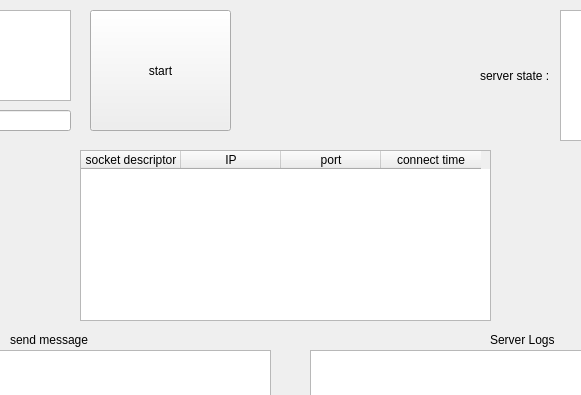
lsh9672/Qt_tcp_socket, file ThreadSocketServer/mainwindow.ui: the form before one commit; both pictures show x 180 to 761 and y 0 to 395 of the 948 by 732 pixel window.
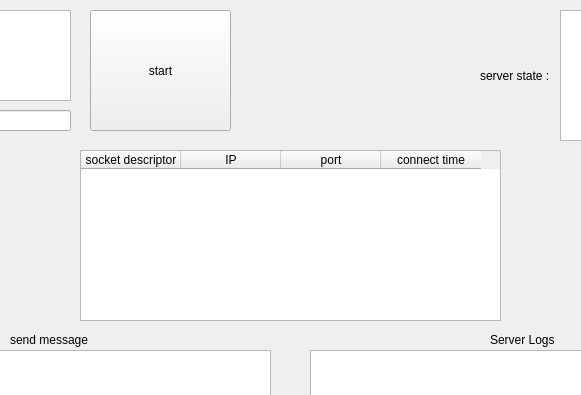
The form after the commit.

```diff
--- a/ThreadSocketServer/mainwindow.ui
+++ b/ThreadSocketServer/mainwindow.ui
@@ -150,7 +150,7 @@
      <rect>
       <x>260</x>
       <y>150</y>
-      <width>411</width>
+      <width>421</width>
       <height>171</height>
      </rect>
     </property>
```
